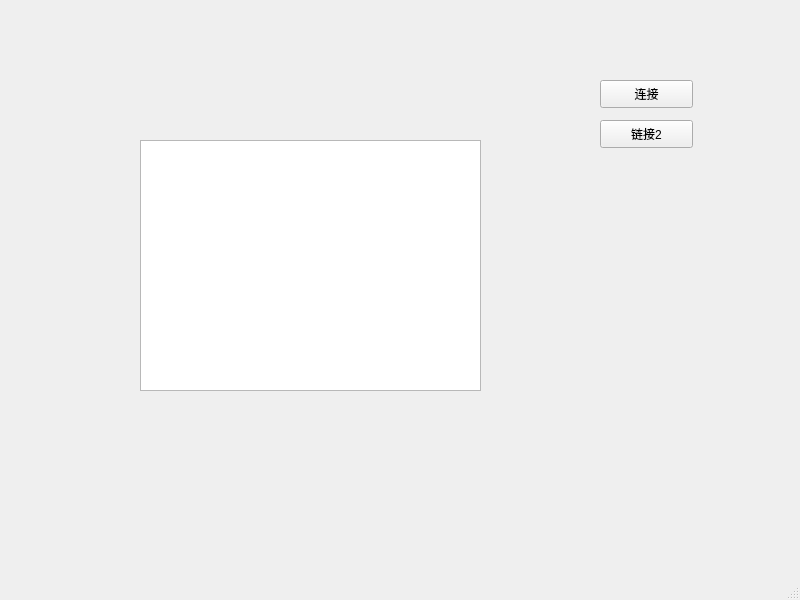
First picture: the form in ui.ui, repository danlidan/socket_project, before the edit.
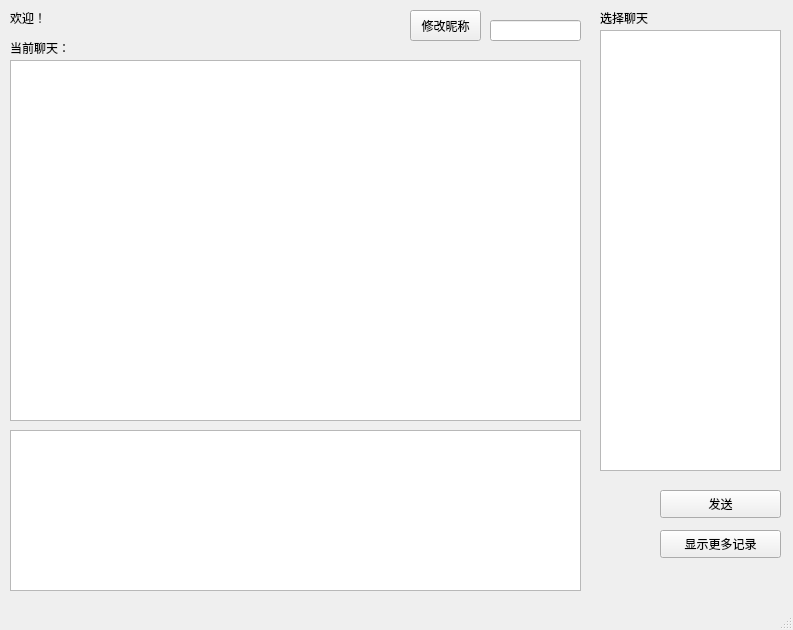
Second picture: the form after the edit.

The edit to the form file:
```diff
--- a/ui.ui
+++ b/ui.ui
@@ -6,47 +6,129 @@
    <rect>
     <x>0</x>
     <y>0</y>
-    <width>800</width>
-    <height>600</height>
+    <width>793</width>
+    <height>630</height>
    </rect>
   </property>
   <property name="windowTitle">
    <string>MainWindow</string>
   </property>
   <widget class="QWidget" name="centralwidget">
+   <widget class="QTextEdit" name="textEdit_chat">
+    <property name="geometry">
+     <rect>
+      <x>10</x>
+      <y>60</y>
+      <width>571</width>
+      <height>361</height>
+     </rect>
+    </property>
+   </widget>
+   <widget class="QTextEdit" name="textEdit_input">
+    <property name="geometry">
+     <rect>
+      <x>10</x>
+      <y>430</y>
+      <width>571</width>
+      <height>161</height>
+     </rect>
+    </property>
+   </widget>
+   <widget class="QLabel" name="label_curchat">
+    <property name="geometry">
+     <rect>
+      <x>10</x>
+      <y>40</y>
+      <width>561</width>
+      <height>16</height>
+     </rect>
+    </property>
+    <property name="text">
+     <string>当前聊天：</string>
+    </property>
+   </widget>
+   <widget class="QPushButton" name="pushButton_send">
+    <property name="geometry">
+     <rect>
+      <x>660</x>
+      <y>490</y>
+      <width>121</width>
+      <height>28</height>
+     </rect>
+    </property>
+    <property name="text">
+     <string>发送</string>
+    </property>
+   </widget>
+   <widget class="QPushButton" name="pushButton_record">
+    <property name="geometry">
+     <rect>
+      <x>660</x>
+      <y>530</y>
+      <width>121</width>
+      <height>28</height>
+     </rect>
+    </property>
+    <property name="text">
+     <string>显示更多记录</string>
+    </property>
+   </widget>
+   <widget class="QLabel" name="label">
+    <property name="geometry">
+     <rect>
+      <x>600</x>
+      <y>10</y>
+      <width>121</width>
+      <height>16</height>
+     </rect>
+    </property>
+    <property name="text">
+     <string>选择聊天</string>
+    </property>
+   </widget>
+   <widget class="QListWidget" name="listWidget">
+    <property name="geometry">
+     <rect>
+      <x>600</x>
+      <y>30</y>
+      <width>181</width>
+      <height>441</height>
+     </rect>
+    </property>
+   </widget>
+   <widget class="QLabel" name="label_welcome">
+    <property name="geometry">
+     <rect>
+      <x>10</x>
+      <y>10</y>
+      <width>72</width>
+      <height>15</height>
+     </rect>
+    </property>
+    <property name="text">
+     <string>欢迎！</string>
+    </property>
+   </widget>
    <widget class="QPushButton" name="pushButton">
     <property name="geometry">
      <rect>
-      <x>600</x>
-      <y>80</y>
-      <width>93</width>
-      <height>28</height>
+      <x>410</x>
+      <y>10</y>
+      <width>71</width>
+      <height>31</height>
      </rect>
     </property>
     <property name="text">
-     <string>连接</string>
+     <string>修改昵称</string>
     </property>
    </widget>
-   <widget class="QPushButton" name="pushButton_2">
+   <widget class="QLineEdit" name="lineEdit_nick">
     <property name="geometry">
      <rect>
-      <x>600</x>
-      <y>120</y>
-      <width>93</width>
-      <height>28</height>
-     </rect>
-    </property>
-    <property name="text">
-     <string>链接2</string>
-    </property>
-   </widget>
-   <widget class="QTextEdit" name="textEdit">
-    <property name="geometry">
-     <rect>
-      <x>140</x>
-      <y>140</y>
-      <width>341</width>
-      <height>251</height>
+      <x>490</x>
+      <y>20</y>
+      <width>91</width>
+      <height>21</height>
      </rect>
     </property>
    </widget>
```
Left out of the diff: 2 changed lines with no effect on the pictures.
